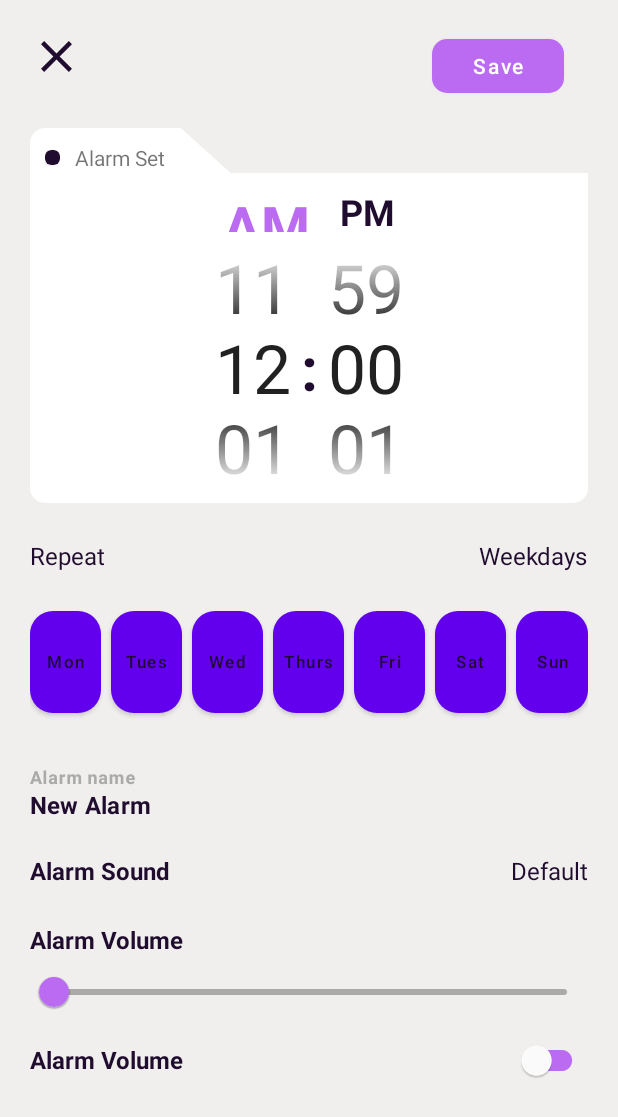
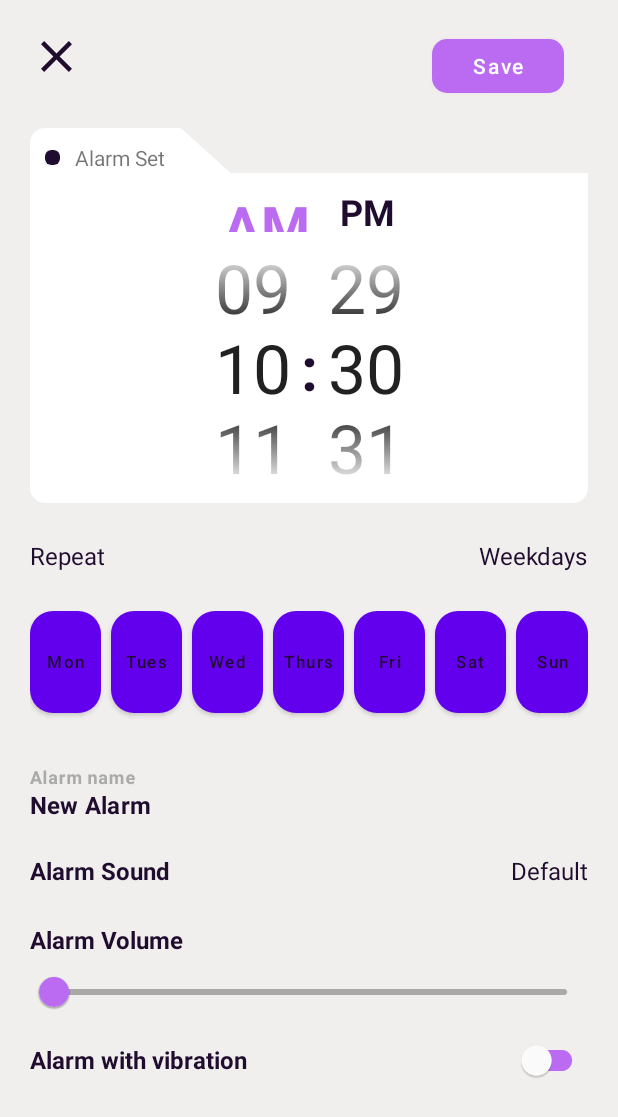
Before and after one commit to Abu-muhab/smart_alarm, an Android app: the AddAlarmFragment screen opened through its navigation route, on a phone screen of 412 x 824 dp. Shown: the top 1117 px of the screen. Run offline under Robolectric (Android 15) with nearby library versions, the light colour scheme and no system bars; our stand-ins replace data binding; 1 statement that could not run was skipped.

Commit message:
AddAlarmViewModel data binding

```diff
--- a/app/src/main/java/com/abumuhab/smartalarm/fragments/AddAlarmFragment.kt
+++ b/app/src/main/java/com/abumuhab/smartalarm/fragments/AddAlarmFragment.kt
@@ -44,7 +44,7 @@ class AddAlarmFragment : Fragment() {
 
         binding.hourPicker.minValue = 1
         binding.hourPicker.maxValue = 12
-        binding.hourPicker.value = 12
+        binding.hourPicker.value = viewModel.hour.toInt()
         val hourRage = 1..12
         binding.hourPicker.displayedValues = (hourRage.map {
             it.toString().padStart(2, '0')
@@ -52,7 +52,7 @@ class AddAlarmFragment : Fragment() {
 
         binding.minutePicker.minValue = 0
         binding.minutePicker.maxValue = 59
-        binding.hourPicker.value = 0
+        binding.minutePicker.value = viewModel.minute.toInt()
         val minRange = 0..59
         binding.minutePicker.displayedValues = (minRange.map {
             it.toString().padStart(2, '0')
@@ -61,6 +61,7 @@ class AddAlarmFragment : Fragment() {
 
         val days = arrayListOf("Mon", "Tues", "Wed", "Thurs", "Fri", "Sat", "Sun")
         days.forEach {
+            var day = it
             val weekdayBinding =
                 WeekdayCardBinding.inflate(layoutInflater, binding.weekdaysHolder, false)
             weekdayBinding.selected = false
@@ -76,6 +77,11 @@ class AddAlarmFragment : Fragment() {
 
             weekdayBinding.button.setOnClickListener {
                 weekdayBinding.selected = !weekdayBinding.selected!!
+                if (weekdayBinding.selected == true) {
+                    viewModel.addToSelectedDays(day)
+                } else {
+                    viewModel.removeFromSelectedDays(day)
+                }
             }
 
             weekdayBinding.root.layoutParams = layoutParams
--- a/app/src/main/java/com/abumuhab/smartalarm/viewmodels/AddAlarmViewModel.kt
+++ b/app/src/main/java/com/abumuhab/smartalarm/viewmodels/AddAlarmViewModel.kt
@@ -3,17 +3,40 @@ package com.abumuhab.smartalarm.viewmodels
 import androidx.lifecycle.LiveData
 import androidx.lifecycle.MutableLiveData
 import androidx.lifecycle.ViewModel
+import java.util.*
+import kotlin.collections.ArrayList
 
-class AddAlarmViewModel :ViewModel() {
+class AddAlarmViewModel : ViewModel() {
     private val _isAM = MutableLiveData<Boolean>()
     val isAM: LiveData<Boolean>
-        get()=_isAM
+        get() = _isAM
+    var days = ArrayList<String>()
+    var minute: Number
+    var hour: Number
 
     init {
-        _isAM.value=true
+        _isAM.value = true
+        Calendar.getInstance().apply {
+            minute = this.get(Calendar.MINUTE)
+            hour = this.get(Calendar.HOUR)
+            if (hour.toInt() > 12) {
+                hour = hour.toInt() - 12
+            }
+        }
     }
 
-    fun setAM(value: Boolean){
+    fun setAM(value: Boolean) {
         _isAM.value = value
     }
+
+    fun addToSelectedDays(day: String) {
+        days.add(day)
+        val modified = days.distinct()
+        days = arrayListOf()
+        days.addAll(modified)
+    }
+
+    fun removeFromSelectedDays(day: String) {
+        days.remove(day)
+    }
 }
--- a/app/src/main/res/layout/fragment_add_alarm.xml
+++ b/app/src/main/res/layout/fragment_add_alarm.xml
@@ -273,7 +273,7 @@
                 app:layout_constraintTop_toBottomOf="@+id/textView10" />
 
             <com.google.android.material.slider.Slider
-                android:id="@+id/slider"
+                android:id="@+id/volumeSlider"
                 android:layout_width="match_parent"
                 android:layout_height="wrap_content"
                 app:layout_constraintEnd_toEndOf="parent"
@@ -288,14 +288,15 @@
                 android:layout_width="wrap_content"
                 android:layout_height="wrap_content"
                 android:layout_marginTop="10dp"
-                android:text="Alarm Volume"
+                android:text="Alarm with vibration"
                 android:textColor="@color/primaryColorDark"
                 android:textSize="16sp"
                 android:textStyle="bold"
-                app:layout_constraintStart_toStartOf="@+id/slider"
-                app:layout_constraintTop_toBottomOf="@+id/slider" />
+                app:layout_constraintStart_toStartOf="@+id/volumeSlider"
+                app:layout_constraintTop_toBottomOf="@+id/volumeSlider" />
 
             <com.google.android.material.switchmaterial.SwitchMaterial
+                android:id="@+id/vibrationSwitch"
                 android:layout_width="wrap_content"
                 android:layout_height="wrap_content"
                 android:theme="@style/Theme.SmartAlarm"
```
